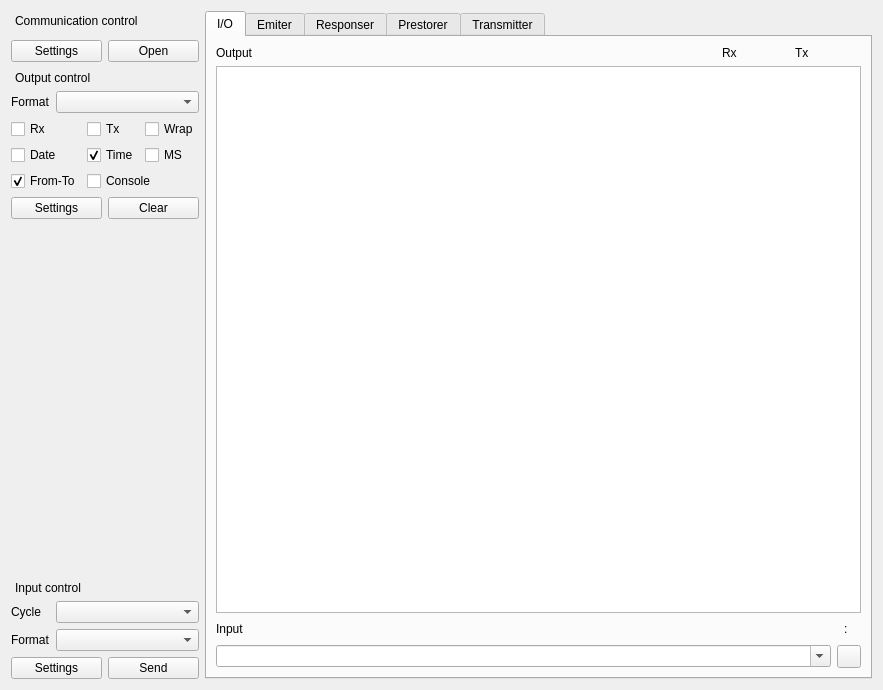
Qt form Source/ToolBox/ToolBoxUI/xToolsToolBoxUi.ui (x-tools-author/x-tools) before a commit.
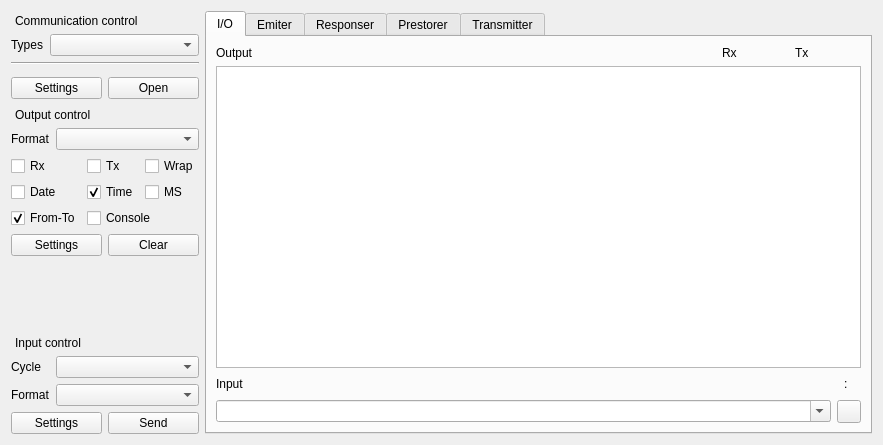
The same form after that commit. Custom widgets are drawn as their Qt base class.

What changed in the file:
```diff
--- a/Source/ToolBox/ToolBoxUI/xToolsToolBoxUi.ui
+++ b/Source/ToolBox/ToolBoxUI/xToolsToolBoxUi.ui
@@ -7,7 +7,7 @@
     <x>0</x>
     <y>0</y>
     <width>883</width>
-    <height>690</height>
+    <height>445</height>
    </rect>
   </property>
   <property name="minimumSize">
@@ -22,6 +22,12 @@
   <layout class="QGridLayout" name="gridLayout_3">
    <item row="0" column="0">
     <widget class="QWidget" name="widgetControl" native="true">
+     <property name="sizePolicy">
+      <sizepolicy hsizetype="Fixed" vsizetype="Preferred">
+       <horstretch>0</horstretch>
+       <verstretch>0</verstretch>
+      </sizepolicy>
+     </property>
      <property name="minimumSize">
       <size>
        <width>0</width>
@@ -72,7 +78,7 @@
           <property name="bottomMargin">
            <number>0</number>
           </property>
-          <item row="0" column="0">
+          <item row="2" column="0">
            <widget class="QWidget" name="widgetCommunicationToolUi" native="true">
             <property name="minimumSize">
              <size>
@@ -82,7 +88,7 @@
             </property>
            </widget>
           </item>
-          <item row="1" column="0">
+          <item row="3" column="0">
            <layout class="QHBoxLayout" name="horizontalLayout_5">
             <item>
              <widget class="QPushButton" name="pushButtonCommunicationSettings">
@@ -100,6 +106,33 @@
             </item>
            </layout>
           </item>
+          <item row="0" column="0">
+           <layout class="QHBoxLayout" name="horizontalLayout_3">
+            <item>
+             <widget class="QLabel" name="label_3">
+              <property name="sizePolicy">
+               <sizepolicy hsizetype="Fixed" vsizetype="Preferred">
+                <horstretch>0</horstretch>
+                <verstretch>0</verstretch>
+               </sizepolicy>
+              </property>
+              <property name="text">
+               <string>Types</string>
+              </property>
+             </widget>
+            </item>
+            <item>
+             <widget class="QComboBox" name="comboBoxCommunicationTypes"/>
+            </item>
+           </layout>
+          </item>
+          <item row="1" column="0">
+           <widget class="Line" name="line">
+            <property name="orientation">
+             <enum>Qt::Orientation::Horizontal</enum>
+            </property>
+           </widget>
+          </item>
          </layout>
         </widget>
        </widget>
@@ -249,17 +282,17 @@
        </widget>
       </item>
       <item>
-       <spacer name="verticalSpacer">
-        <property name="orientation">
-         <enum>Qt::Orientation::Vertical</enum>
+       <widget class="QLabel" name="label_4">
+        <property name="sizePolicy">
+         <sizepolicy hsizetype="Fixed" vsizetype="Expanding">
+          <horstretch>0</horstretch>
+          <verstretch>0</verstretch>
+         </sizepolicy>
         </property>
-        <property name="sizeHint" stdset="0">
-         <size>
-          <width>20</width>
-          <height>40</height>
-         </size>
+        <property name="text">
+         <string notr="true"> </string>
         </property>
-       </spacer>
+       </widget>
       </item>
       <item>
        <widget class="QDockWidget" name="dockWidget_2">
```
